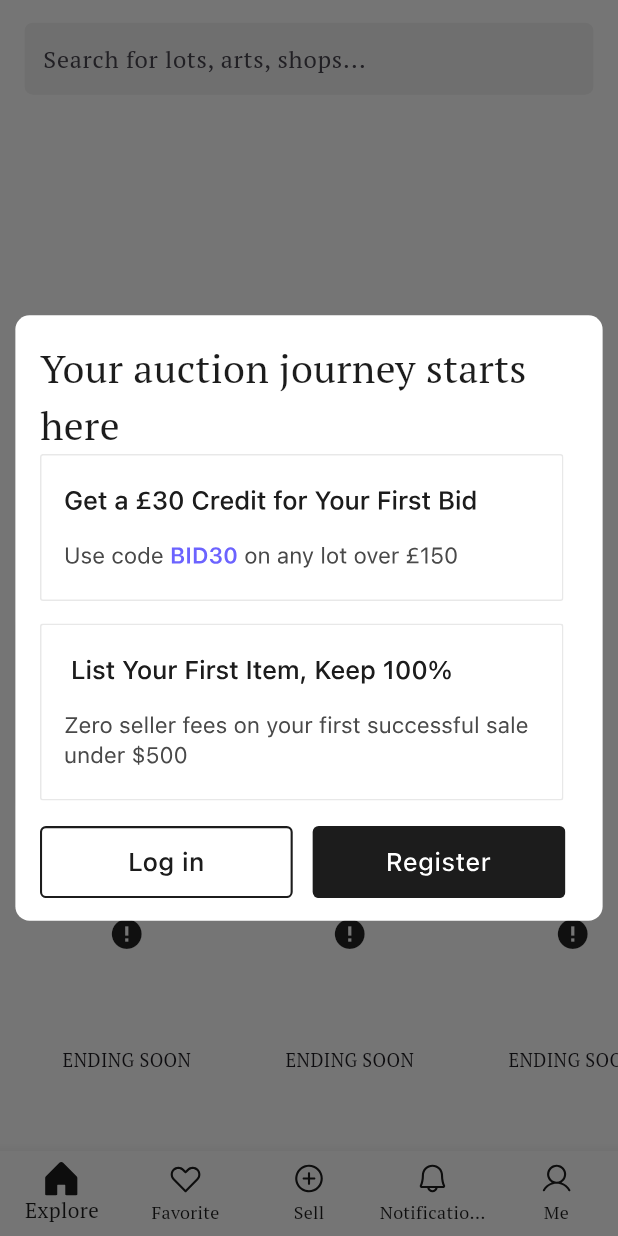
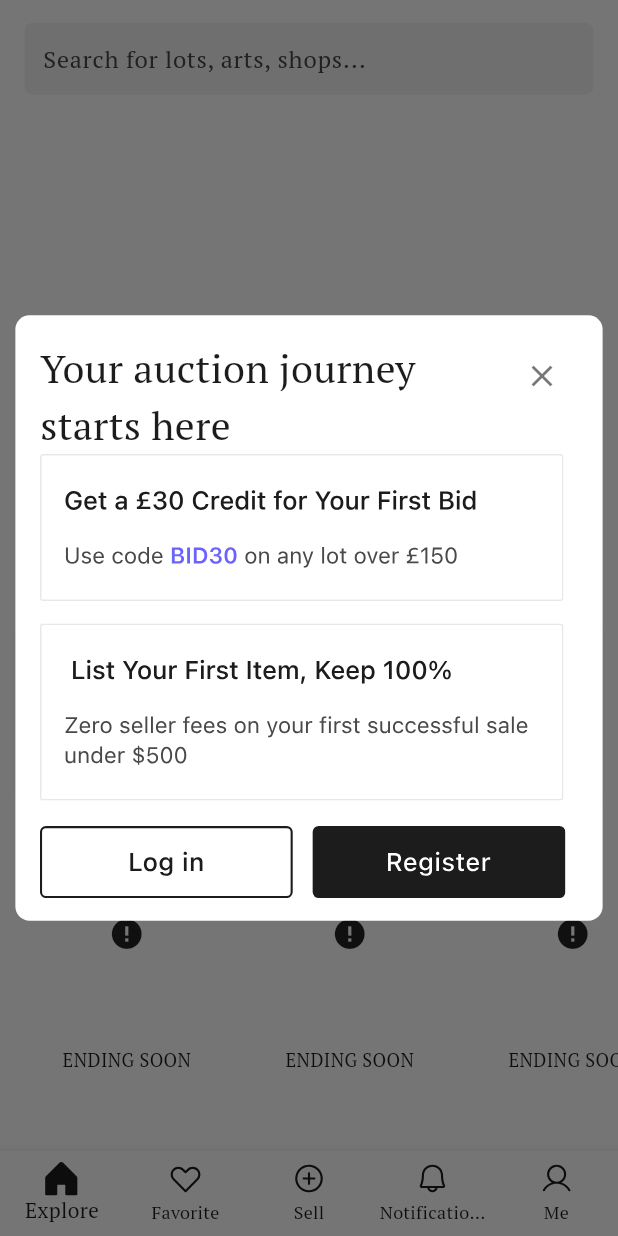
Before and after one commit to sajidrec/flutter_vendra, a Flutter app: the screen it shows after launch, on a phone screen of 412 x 824 dp. Run offline on Flutter 3.47's test engine with Material 3 defaults, Android fonts, the light colour scheme and no system bars; drawn by our look-alikes of cached_network_image, carousel_slider; our stand-ins replace flutter_screenutil, flutter_svg, get, google_fonts, permission_handler; network calls fail.

Commit message:
- add cross icon in popup message

```diff
--- a/lib/app/modules/home_page/presentation/views/home_page.dart
+++ b/lib/app/modules/home_page/presentation/views/home_page.dart
@@ -38,12 +38,31 @@ class _HomePageState extends State<HomePage> {
                   mainAxisAlignment: MainAxisAlignment.start,
                   crossAxisAlignment: CrossAxisAlignment.start,
                   children: [
-                    Text(
-                      "Your auction journey starts here",
-                      style: TextStyle(
-                        fontSize: 28.sp,
-                        color: AppColors.primaryBlack,
-                      ), // use Material text style
+                    Row(
+                      crossAxisAlignment: CrossAxisAlignment.start,
+                      children: [
+                        Expanded(
+                          child: Text(
+                            "Your auction journey starts here",
+                            style: TextStyle(
+                              fontSize: 28.sp,
+                              color: AppColors.primaryBlack,
+                            ), // use Material text style
+                          ),
+                        ),
+                        IconButton(
+                          onPressed: () {
+                            Get.back();
+                          },
+                          icon: Icon(
+                            Icons.close,
+
+                            color: AppColors.primaryBlack.withAlpha(
+                              (255 * .6).round(),
+                            ),
+                          ),
+                        ),
+                      ],
                     ),
                     SvgPicture.asset(AppAssets.popUpMsgSegmentOne),
                     SizedBox(height: 16.h),
```
